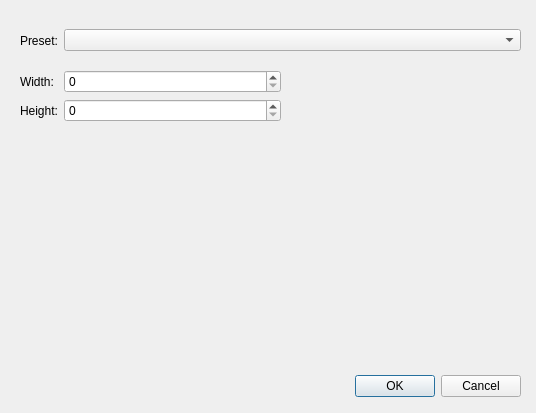
Before: the Qt Designer form dialogs/newprojectdialog.ui in ashifolfi/lynx-animator, drawn with Qt 5.
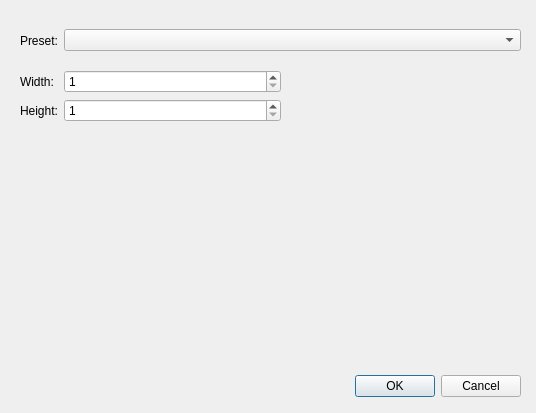
After: the same form once the commit is applied.

```diff
--- a/dialogs/newprojectdialog.ui
+++ b/dialogs/newprojectdialog.ui
@@ -57,10 +57,24 @@
      </widget>
     </item>
     <item row="0" column="1">
-     <widget class="QSpinBox" name="widthSpinBox"/>
+     <widget class="QSpinBox" name="widthSpinBox">
+      <property name="minimum">
+       <number>1</number>
+      </property>
+      <property name="maximum">
+       <number>9999</number>
+      </property>
+     </widget>
     </item>
     <item row="1" column="1">
-     <widget class="QSpinBox" name="heightSpinBox"/>
+     <widget class="QSpinBox" name="heightSpinBox">
+      <property name="minimum">
+       <number>1</number>
+      </property>
+      <property name="maximum">
+       <number>9999</number>
+      </property>
+     </widget>
     </item>
    </layout>
   </widget>
```
